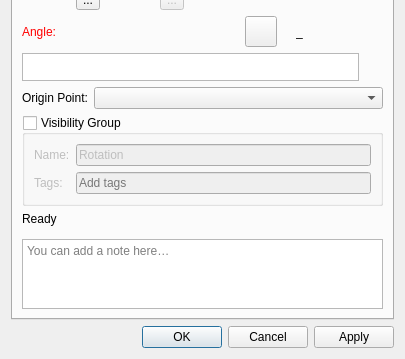
The window that src/libs/vtools/dialogs/tools/dialogrotation.ui (equinox-patterns/Ostara) describes before a commit, drawn with Qt 5; both pictures show x 0 to 405 and y 191 to 550 of the 405 by 550 pixel window.
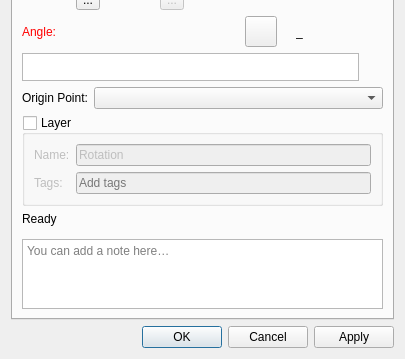
The same window after the commit. Icons and pictures are not drawn. Custom widgets are drawn as their Qt base class.

Commit message: Rename visibility 'Group' UI strings to 'Layer'

```diff
--- a/src/libs/vtools/dialogs/tools/dialogrotation.ui
+++ b/src/libs/vtools/dialogs/tools/dialogrotation.ui
@@ -385,7 +385,7 @@
           <string>Enable to create a visibility group from original objects</string>
          </property>
          <property name="title">
-          <string>Visibility Group</string>
+          <string>Layer</string>
          </property>
          <property name="checkable">
           <bool>true</bool>
```
Left out of the diff: 2 changed lines with no effect on the pictures. The commit also changes 15 other files.
